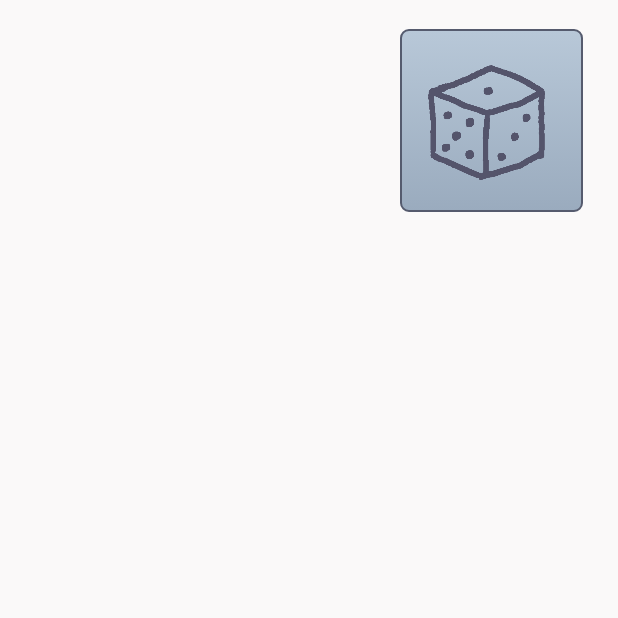
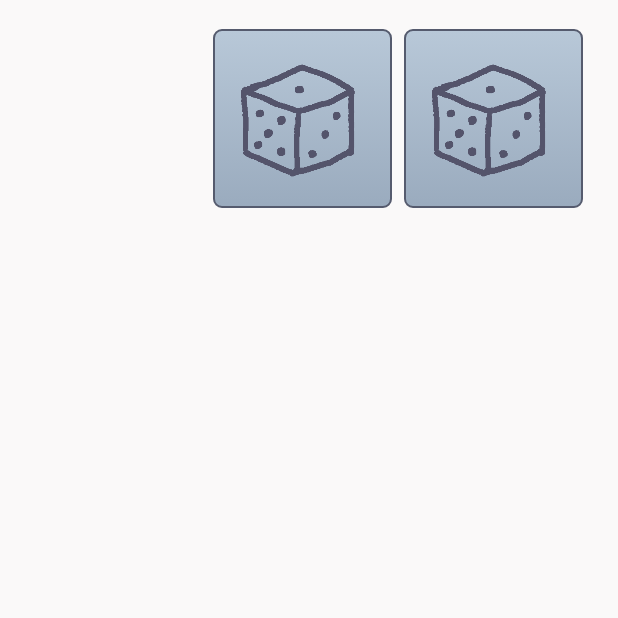
Before and after one commit to fliljeda/Fredrik4Life, an Android app: the screen it shows after launch (MainMenuActivity), on a phone screen of 412 x 824 dp, the top half of it. Run offline under Robolectric (Android 15) with nearby library versions, the phone set to English and light mode, and no system bars.

Commit message:
Started new activity woop

```diff
--- a/app/build.gradle
+++ b/app/build.gradle
@@ -25,5 +25,6 @@ dependencies {
         exclude group: 'com.android.support', module: 'support-annotations'
     })
     compile 'com.android.support:appcompat-v7:25.2.0'
+    compile 'com.android.support.constraint:constraint-layout:1.0.0-beta5'
     testCompile 'junit:junit:4.12'
 }
--- a/app/src/main/AndroidManifest.xml
+++ b/app/src/main/AndroidManifest.xml
@@ -15,7 +15,8 @@
                 <category android:name="android.intent.category.LAUNCHER" />
             </intent-filter>
         </activity>
-        <activity android:name=".DiceActivity"></activity>
+        <activity android:name=".DiceActivity" />
+        <activity android:name=".NumberConverterActivity"></activity>
     </application>
 
 </manifest>
--- a/app/src/main/java/fliljeda/fredrik4life/MainMenuActivity.java
+++ b/app/src/main/java/fliljeda/fredrik4life/MainMenuActivity.java
@@ -19,4 +19,9 @@ public class MainMenuActivity extends AppCompatActivity {
         Intent intent = new Intent(this, DiceActivity.class);
         startActivity(intent);
     }
+
+    public void startNumberConverterActivity(View view){
+        Intent intent = new Intent(this, NumberConverterActivity.class);
+        startActivity(intent);
+    }
 }
--- a/app/src/main/res/layout/activity_main_menu.xml
+++ b/app/src/main/res/layout/activity_main_menu.xml
@@ -25,14 +25,21 @@
             <View
                 android:layout_width="0dp"
                 android:layout_height="wrap_content"
-                android:layout_weight="2"></View>
+                android:layout_weight="1"></View>
 
             <ImageButton
                 style="@style/main_menu_button"
                 android:adjustViewBounds="true"
                 android:scaleType="fitXY"
                 android:src="@drawable/dice_icon_new"
-                android:text="@string/dice_activity_button_name"
+                android:onClick="startNumberConverterActivity"/>
+
+
+            <ImageButton
+                style="@style/main_menu_button"
+                android:adjustViewBounds="true"
+                android:scaleType="fitXY"
+                android:src="@drawable/dice_icon_new"
                 android:onClick="startDiceActivity"/>
 
 
```
Also changed, not shown: app/src/main/java/fliljeda/fredrik4life/NumberConverterActivity.java (added, +13 -0 lines), app/src/main/res/layout/activity_number_converter.xml (added, +26 -0 lines).
